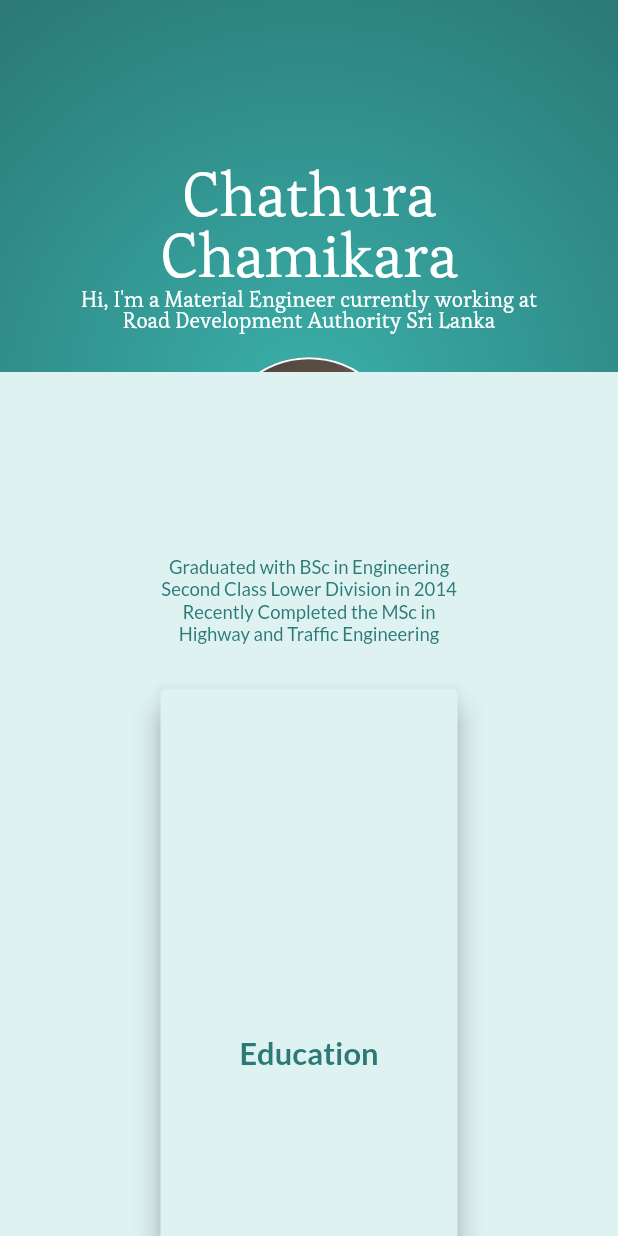
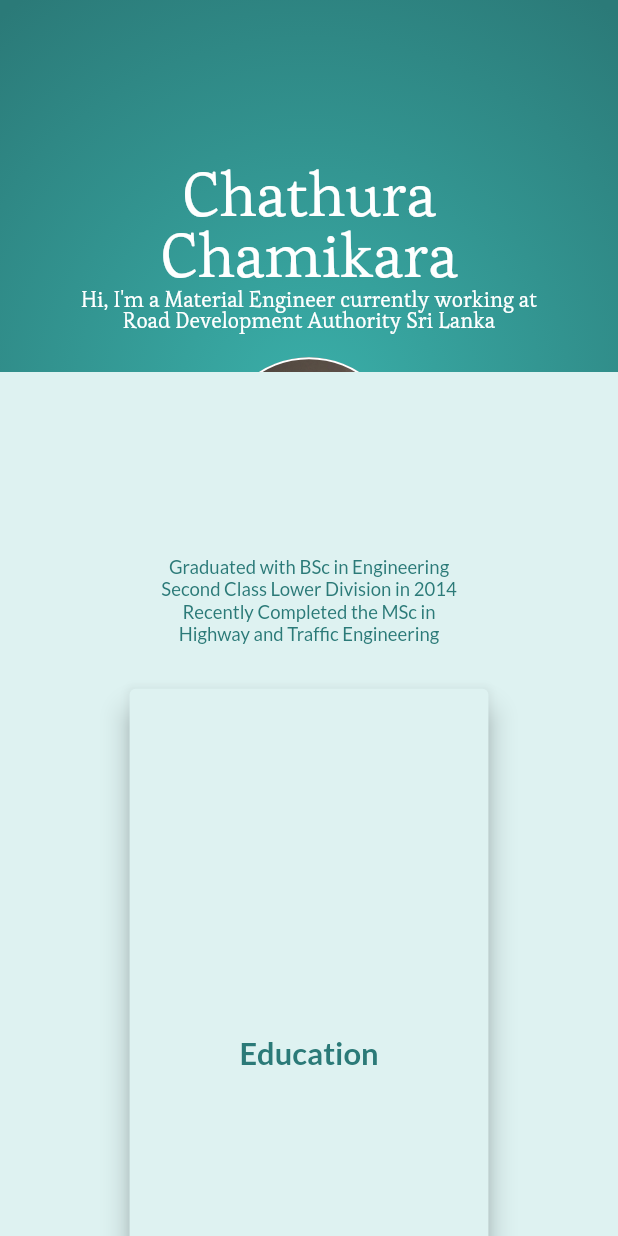
Before and after one commit to chathurach/portfolio, a Flutter app: the screen it shows after launch, scrolled down 576 dp, on a phone screen of 412 x 824 dp. Run offline on Flutter 3.47's test engine with Material 2 defaults, Android fonts, the phone set to English and light mode, and no system bars; our stand-ins replace font_awesome_flutter.

Commit message:
minor mobile viwe changes

```diff
--- a/lib/Bodybar/Mainbody.dart
+++ b/lib/Bodybar/Mainbody.dart
@@ -251,8 +251,8 @@ class _MainBodyMobileState extends State<MainBodyMobile> {
               ),
               cardModelMobile(
                 data: cardInfo(
-                    _width * 0.03, Theme.of(context).primaryColorLight)[1],
-                cardWidth: _width * 0.5,
+                    _width * 0.04, Theme.of(context).primaryColorLight)[1],
+                cardWidth: _width * 0.6,
                 cardHeight: _heigth * 0.6,
                 colorOne: Theme.of(context).primaryColorLight,
                 colorTwo: Theme.of(context).primaryColorDark,
@@ -269,10 +269,10 @@ class _MainBodyMobileState extends State<MainBodyMobile> {
             children: [
               cardModelMobile(
                 data: cardInfo(
-                  _width * 0.03,
+                  _width * 0.04,
                   Theme.of(context).primaryColorDark,
                 )[0],
-                cardWidth: _width * 0.5,
+                cardWidth: _width * 0.6,
                 cardHeight: _heigth * 0.6,
                 colorOne: Theme.of(context).primaryColorDark,
                 colorTwo: Theme.of(context).primaryColorLight,
@@ -331,8 +331,8 @@ class _MainBodyMobileState extends State<MainBodyMobile> {
               ),
               cardModelMobile(
                 data: cardInfo(
-                    _width * 0.03, Theme.of(context).primaryColorLight)[2],
-                cardWidth: _width * 0.5,
+                    _width * 0.04, Theme.of(context).primaryColorLight)[2],
+                cardWidth: _width * 0.6,
                 cardHeight: _heigth * 0.6,
                 colorOne: Theme.of(context).primaryColorLight,
                 colorTwo: Theme.of(context).primaryColorDark,
--- a/lib/main.dart
+++ b/lib/main.dart
@@ -12,6 +12,7 @@ class MyApp extends StatelessWidget {
   @override
   Widget build(BuildContext context) {
     return MaterialApp(
+      debugShowCheckedModeBanner: false,
       title: 'Portfolio',
       theme: ThemeData(
         //primarySwatch: Colors.blue,
```
